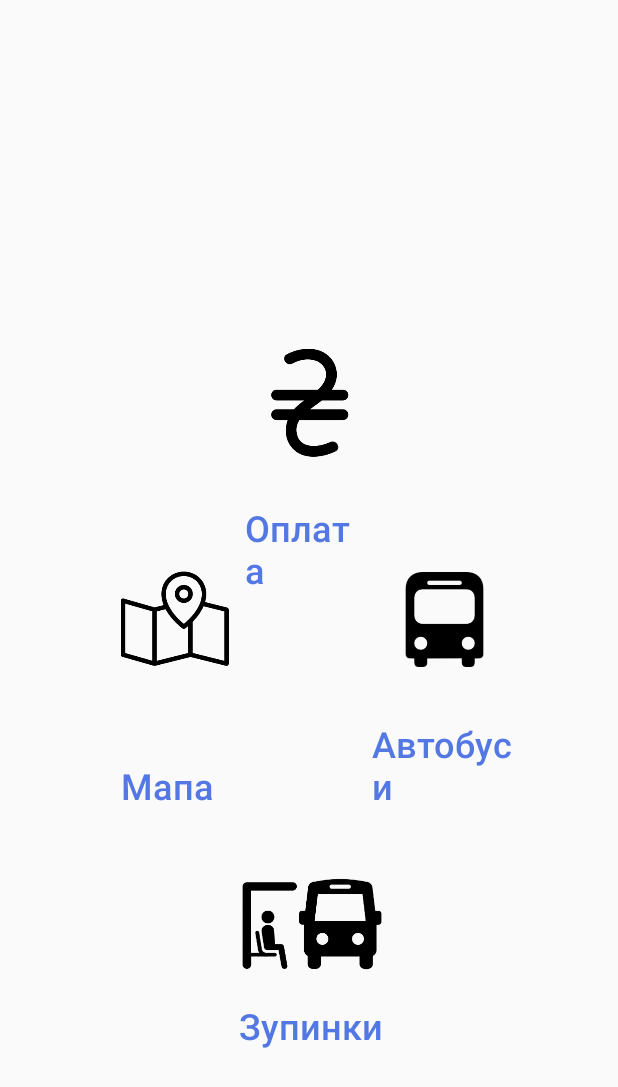
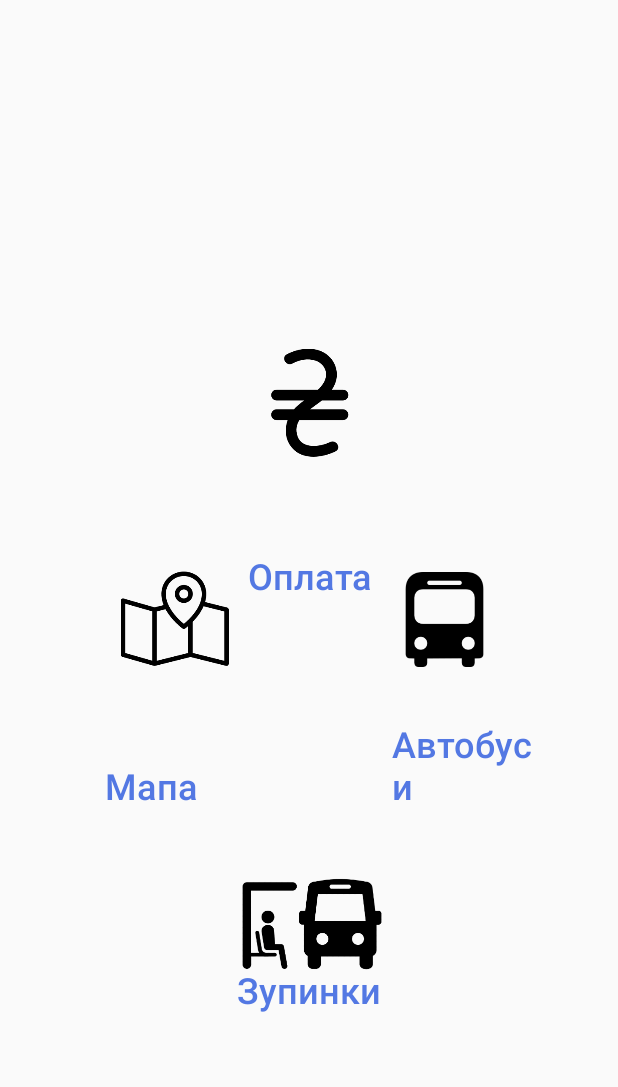
Before and after one commit to Coldqz/smartbusold, an Android app: the screen it shows after launch (MainActivity), on a phone screen of 412 x 824 dp. Shown: the top 1087 px of the screen. Run offline under Robolectric (Android 15) with nearby library versions, the phone set to English and light mode, and no system bars.

Commit message:
+line png

```diff
--- a/app/src/main/res/layout/activity_main.xml
+++ b/app/src/main/res/layout/activity_main.xml
@@ -25,13 +25,13 @@
 
     <TextView
         android:id="@+id/textView2"
-        android:layout_width="82dp"
+        android:layout_width="83dp"
         android:layout_height="wrap_content"
         android:layout_marginStart="147dp"
         android:layout_marginLeft="147dp"
         android:layout_marginEnd="146dp"
         android:layout_marginRight="146dp"
-        android:layout_marginBottom="428dp"
+        android:layout_marginBottom="424dp"
         android:background="@null"
         android:fontFamily="sans-serif-medium"
         android:text="Оплата"
@@ -39,7 +39,6 @@
         android:textSize="24sp"
         app:layout_constraintBottom_toBottomOf="parent"
         app:layout_constraintEnd_toEndOf="parent"
-        app:layout_constraintHorizontal_bias="0.444"
         app:layout_constraintStart_toStartOf="parent" />
 
     <TextView
@@ -54,7 +53,7 @@
         android:textSize="24sp"
         app:layout_constraintBottom_toBottomOf="parent"
         app:layout_constraintEnd_toEndOf="parent"
-        app:layout_constraintHorizontal_bias="0.23"
+        app:layout_constraintHorizontal_bias="0.2"
         app:layout_constraintStart_toStartOf="parent" />
 
     <TextView
@@ -69,14 +68,14 @@
         android:textSize="24sp"
         app:layout_constraintBottom_toBottomOf="parent"
         app:layout_constraintEnd_toEndOf="parent"
-        app:layout_constraintHorizontal_bias="0.814"
+        app:layout_constraintHorizontal_bias="0.857"
         app:layout_constraintStart_toStartOf="parent" />
 
     <TextView
         android:id="@+id/textView5"
         android:layout_width="96dp"
         android:layout_height="wrap_content"
-        android:layout_marginBottom="124dp"
+        android:layout_marginBottom="148dp"
         android:background="@null"
         android:fontFamily="sans-serif-medium"
         android:text="Зупинки"
@@ -84,7 +83,6 @@
         android:textSize="24sp"
         app:layout_constraintBottom_toBottomOf="parent"
         app:layout_constraintEnd_toEndOf="parent"
-        app:layout_constraintHorizontal_bias="0.505"
         app:layout_constraintStart_toStartOf="parent" />
 
     <ImageButton
```
Also changed, not shown: app/src/main/res/drawable-hdpi/line_icon.png (added), app/src/main/res/drawable-ldpi/line_icon.png (added), app/src/main/res/drawable-mdpi/line_icon.png (added), app/src/main/res/drawable-xhdpi/line_icon.png (added), app/src/main/res/drawable-xxhdpi/line_icon.png (added), app/src/main/res/drawable-xxxhdpi/line_icon.png (added), 1 other file.
